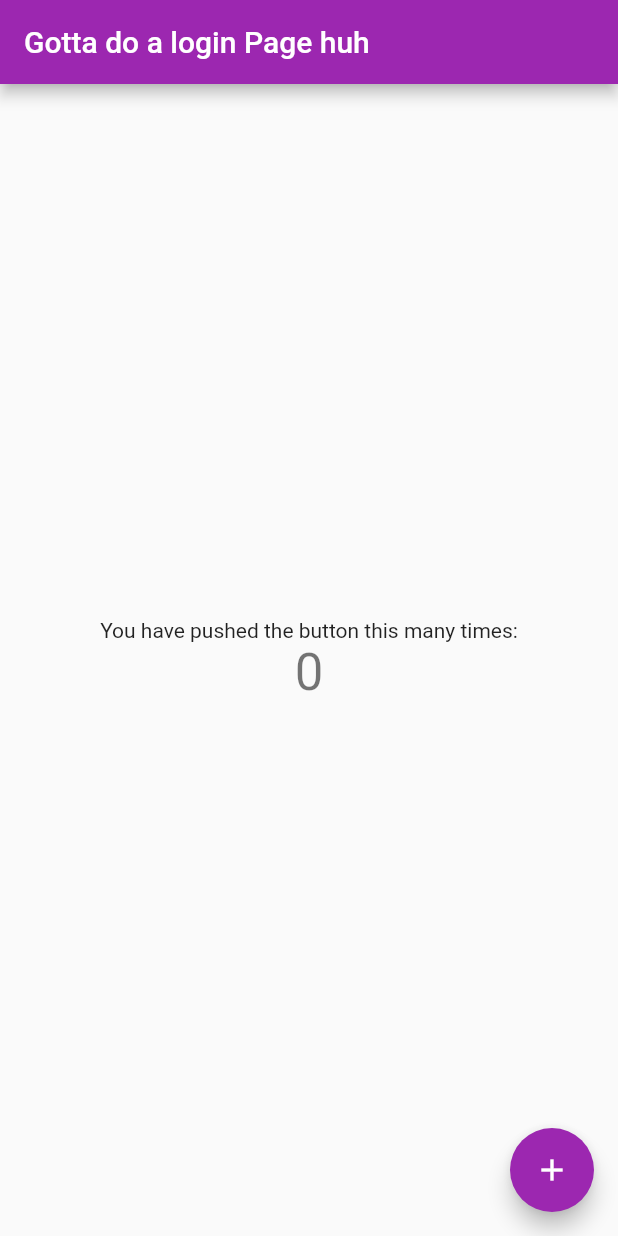
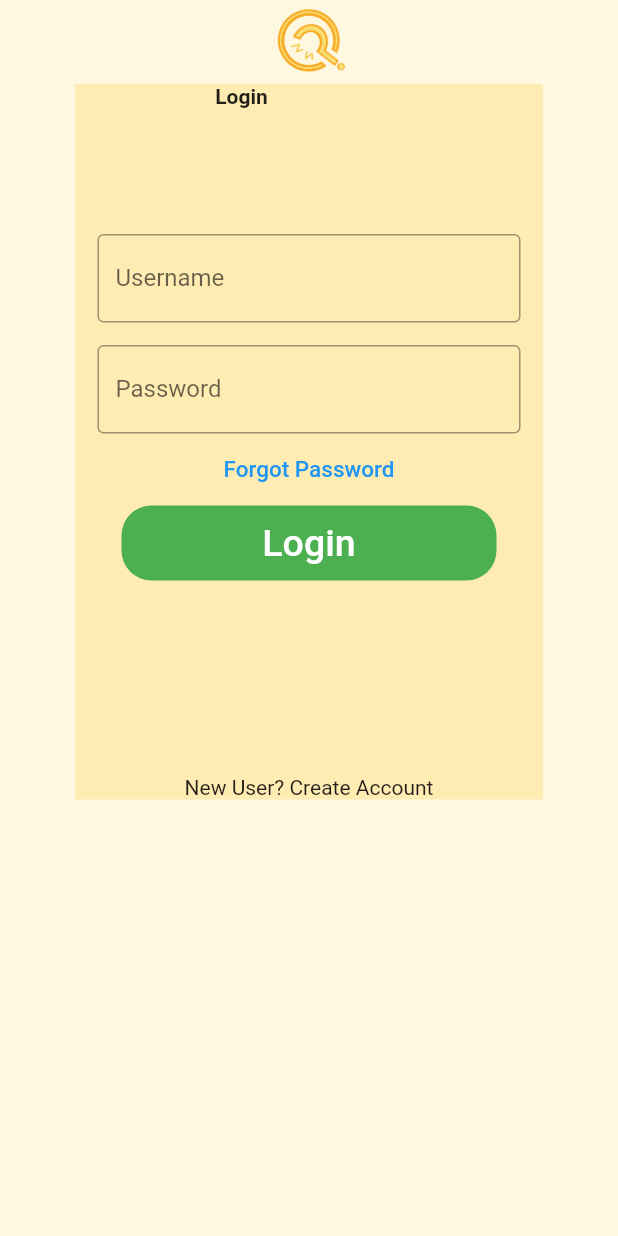
Before and after one commit to ChiBear/ADES-2B21-CA3-1936111, a Flutter app: the screen it shows after launch, on a phone screen of 412 x 824 dp. Run offline on Flutter 3.47's test engine with Material 2 defaults, Android fonts, the light colour scheme and no system bars.

Commit message:
for ca3 submission (welp gg)

```diff
--- a/quizr/lib/main.dart
+++ b/quizr/lib/main.dart
@@ -1,113 +1,109 @@
 import 'package:flutter/material.dart';
+import './pages/Homepage.dart';
 
 void main() {
   runApp(MyApp());
 }
 
 class MyApp extends StatelessWidget {
-  // This widget is the root of your application.
   @override
   Widget build(BuildContext context) {
     return MaterialApp(
-      title: 'Flutter Demo',
-      theme: ThemeData(
-        // This is the theme of your application.
-        //
-        // Try running your application with "flutter run". You'll see the
-        // application has a blue toolbar. Then, without quitting the app, try
-        // changing the primarySwatch below to Colors.green and then invoke
-        // "hot reload" (press "r" in the console where you ran "flutter run",
-        // or simply save your changes to "hot reload" in a Flutter IDE).
-        // Notice that the counter didn't reset back to zero; the application
-        // is not restarted.
-        primarySwatch: Colors.purple,
-      ),
-      home: MyHomePage(title: 'Gotta do a login Page huh'),
+      debugShowCheckedModeBanner: false,
+      home: QuizrLogin(),
     );
   }
 }
 
-class MyHomePage extends StatefulWidget {
-  MyHomePage({Key? key, required this.title}) : super(key: key);
-
-  // This widget is the home page of your application. It is stateful, meaning
-  // that it has a State object (defined below) that contains fields that affect
-  // how it looks.
-
-  // This class is the configuration for the state. It holds the values (in this
-  // case the title) provided by the parent (in this case the App widget) and
-  // used by the build method of the State. Fields in a Widget subclass are
-  // always marked "final".
-
-  final String title;
-
+class QuizrLogin extends StatefulWidget {
   @override
-  _MyHomePageState createState() => _MyHomePageState();
+  _QuizrLoginState createState() => _QuizrLoginState();
 }
 
-class _MyHomePageState extends State<MyHomePage> {
-  int _counter = 0;
-
-  void _incrementCounter() {
-    setState(() {
-      // This call to setState tells the Flutter framework that something has
-      // changed in this State, which causes it to rerun the build method below
-      // so that the display can reflect the updated values. If we changed
-      // _counter without calling setState(), then the build method would not be
-      // called again, and so nothing would appear to happen.
-      _counter++;
-    });
-  }
-
+class _QuizrLoginState extends State<QuizrLogin> {
   @override
   Widget build(BuildContext context) {
-    // This method is rerun every time setState is called, for instance as done
-    // by the _incrementCounter method above.
-    //
-    // The Flutter framework has been optimized to make rerunning build methods
-    // fast, so that you can just rebuild anything that needs updating rather
-    // than having to individually change instances of widgets.
     return Scaffold(
+      backgroundColor: Colors.amber[50],
       appBar: AppBar(
-        // Here we take the value from the MyHomePage object that was created by
-        // the App.build method, and use it to set our appbar title.
-        title: Text(widget.title),
-      ),
-      body: Center(
-        // Center is a layout widget. It takes a single child and positions it
-        // in the middle of the parent.
-        child: Column(
-          // Column is also a layout widget. It takes a list of children and
-          // arranges them vertically. By default, it sizes itself to fit its
-          // children horizontally, and tries to be as tall as its parent.
-          //
-          // Invoke "debug painting" (press "p" in the console, choose the
-          // "Toggle Debug Paint" action from the Flutter Inspector in Android
-          // Studio, or the "Toggle Debug Paint" command in Visual Studio Code)
-          // to see the wireframe for each widget.
-          //
-          // Column has various properties to control how it sizes itself and
-          // how it positions its children. Here we use mainAxisAlignment to
-          // center the children vertically; the main axis here is the vertical
-          // axis because Columns are vertical (the cross axis would be
-          // horizontal).
-          mainAxisAlignment: MainAxisAlignment.center,
-          children: <Widget>[
-            Text(
-              'You have pushed the button this many times:',
-            ),
-            Text(
-              '$_counter',
-              style: Theme.of(context).textTheme.headline4,
-            ),
-          ],
+          centerTitle: true,
+          title: Image.asset('asset/images/quizr_logo.png',
+              height: 100, width: 85),
+          backgroundColor: Colors.amber[50],
+          elevation: 0),
+      body: SingleChildScrollView(
+        child: Container(
+          margin: EdgeInsets.only(right: 50.0, left: 50.0),
+          color: Colors.amber[100],
+          child: Column(
+            children: <Widget>[
+              Padding(
+                padding: const EdgeInsets.all(0),
+                child: Container(
+                  width: 125,
+                  height: 100,
+                  child: Text(
+                    'Login',
+                    style: TextStyle(fontWeight: FontWeight.bold),
+                  ),
+                ),
+              ),
+              Padding(
+                //padding: const EdgeInsets.only(left:15.0,right: 15.0,top:0,bottom: 0),
+                padding: EdgeInsets.symmetric(horizontal: 15),
+                child: TextField(
+                  decoration: InputDecoration(
+                      border: OutlineInputBorder(),
+                      labelText: 'Username',
+                      hintText: 'Enter username'),
+                ),
+              ),
+              Padding(
+                padding: const EdgeInsets.only(
+                    left: 15.0, right: 15.0, top: 15, bottom: 0),
+                //padding: EdgeInsets.symmetric(horizontal: 15),
+                child: TextField(
+                  obscureText: true,
+                  decoration: InputDecoration(
+                      border: OutlineInputBorder(),
+                      labelText: 'Password',
+                      hintText: 'Enter secure password'),
+                ),
+              ),
+              TextButton(
+                onPressed: () {
+                  //TODO FORGOT PASSWORD SCREEN GOES HERE
+                },
+                child: Text(
+                  'Forgot Password',
+                  style: TextStyle(color: Colors.blue, fontSize: 15),
+                ),
+              ),
+              Container(
+                height: 50,
+                width: 250,
+                decoration: BoxDecoration(
+                    color: Colors.green,
+                    borderRadius: BorderRadius.circular(20)),
+                child: TextButton(
+                  onPressed: () {
+                    Navigator.push(
+                        context, MaterialPageRoute(builder: (_) => Homepage()));
+                  },
+                  child: Text(
+                    'Login',
+                    style: TextStyle(color: Colors.white, fontSize: 25),
+                  ),
+                ),
+              ),
+              SizedBox(
+                height: 130,
+              ),
+              Text('New User? Create Account')
+            ],
+          ),
         ),
       ),
-      floatingActionButton: FloatingActionButton(
-        onPressed: _incrementCounter,
-        tooltip: 'Increment',
-        child: Icon(Icons.add),
-      ), // This trailing comma makes auto-formatting nicer for build methods.
     );
   }
 }
--- a/quizr/lib/modules/http.dart
+++ b/quizr/lib/modules/http.dart
@@ -0,0 +1,7 @@
+import 'dart:convert';
+
+import "package:http/http.dart" as http;
+
+Future<http.Response> testFunction() {
+  return http.get(Uri.parse('https://quizr-node-app.herokuapp.com/'));
+}
--- /dev/null
+++ b/quizr/lib/modules/tempStore.dart
@@ -0,0 +1,4 @@
+import 'dart:async';
+
+import 'package:path/path.dart';
+import 'package:flutter/widgets.dart';
--- /dev/null
+++ b/quizr/lib/pages/Homepage.dart
@@ -0,0 +1,34 @@
+import 'package:flutter/material.dart';
+
+class Homepage extends StatefulWidget {
+  @override
+  _HomePageState createState() => _HomePageState();
+}
+
+class _HomePageState extends State<Homepage> {
+  @override
+  Widget build(BuildContext context) {
+    return Scaffold(
+      appBar: AppBar(
+        title: Text('Home Page'),
+      ),
+      body: Center(
+        child: Container(
+          height: 80,
+          width: 150,
+          decoration: BoxDecoration(
+              color: Colors.blue, borderRadius: BorderRadius.circular(10)),
+          child: FlatButton(
+            onPressed: () {
+              Navigator.pop(context);
+            },
+            child: Text(
+              'Welcome',
+              style: TextStyle(color: Colors.white, fontSize: 25),
+            ),
+          ),
+        ),
+      ),
+    );
+  }
+}
```
Also changed, not shown: quizr/pubspec.yaml (+9 -1 lines), quizr/asset/images/background_images/green_left.png (added), quizr/asset/images/background_images/green_right.png (added), quizr/asset/images/background_images/grey_left.png (added), quizr/asset/images/background_images/grey_right.png (added), quizr/asset/images/background_images/orange right.png (added), quizr/asset/images/background_images/orange_left.png (added), quizr/asset/images/background_images/red_left.png (added), quizr/asset/images/background_images/red_right.png (added), quizr/asset/images/quizr_logo.png (added), quizr/pubspec.lock, 2 other files.
